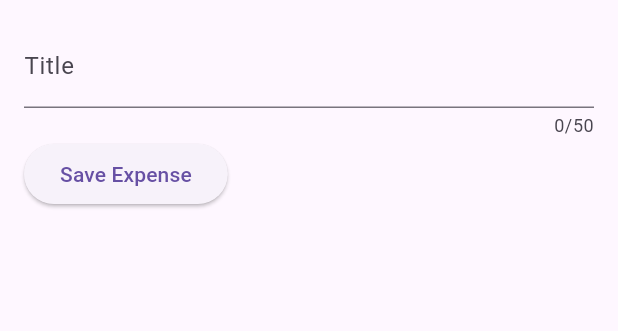
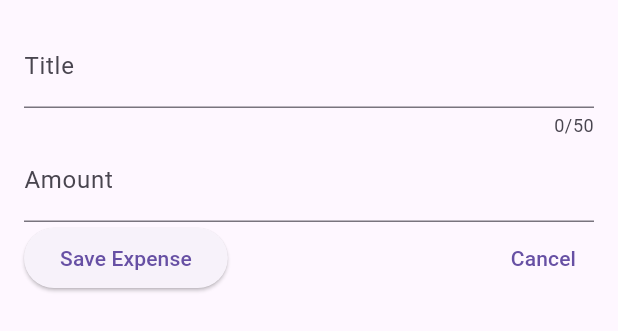
Before and after one commit to kronquistea/flutter-expense-tracker-app, a Flutter app: the NewExpense widget shown alone on an empty page, opened directly, after a tap on "Save Expense", on a phone screen of 412 x 824 dp. Shown: the top 331 px of the screen. Run offline on Flutter 3.47's test engine with Material 3 defaults, Android fonts, the phone set to English and light mode, and no system bars.

Commit message:
Implement amount field and cancel button

```diff
--- a/lib/widgets/new_expense.dart
+++ b/lib/widgets/new_expense.dart
@@ -11,12 +11,14 @@ class NewExpense extends StatefulWidget {
 
 class _NewExpenseState extends State<NewExpense> {
   final _titleController = TextEditingController();
+  final _dollarAmountController = TextEditingController();
 
   // When using TextEditingController, dispose method should be run to
   // avoid controller staying persistent in memory
   @override
   void dispose() {
     _titleController.dispose();
+    _dollarAmountController.dispose();
     super.dispose();
   }
 
@@ -33,13 +35,26 @@ class _NewExpenseState extends State<NewExpense> {
               label: Text('Title'),
             ),
           ),
+          TextField(
+            controller: _dollarAmountController,
+            keyboardType: TextInputType.numberWithOptions(decimal: true),
+            decoration: const InputDecoration(
+              label: Text('Amount'),
+            ),
+          ),
           Row(
             children: [
               ElevatedButton(
                 onPressed: () {
                   print(_titleController.text);
+                  print(_dollarAmountController.text);
                 },
                 child: const Text('Save Expense'),
+              ),
+              const Spacer(),
+              TextButton(
+                onPressed: () {},
+                child: const Text('Cancel'),
               ),
             ],
           ),
```
